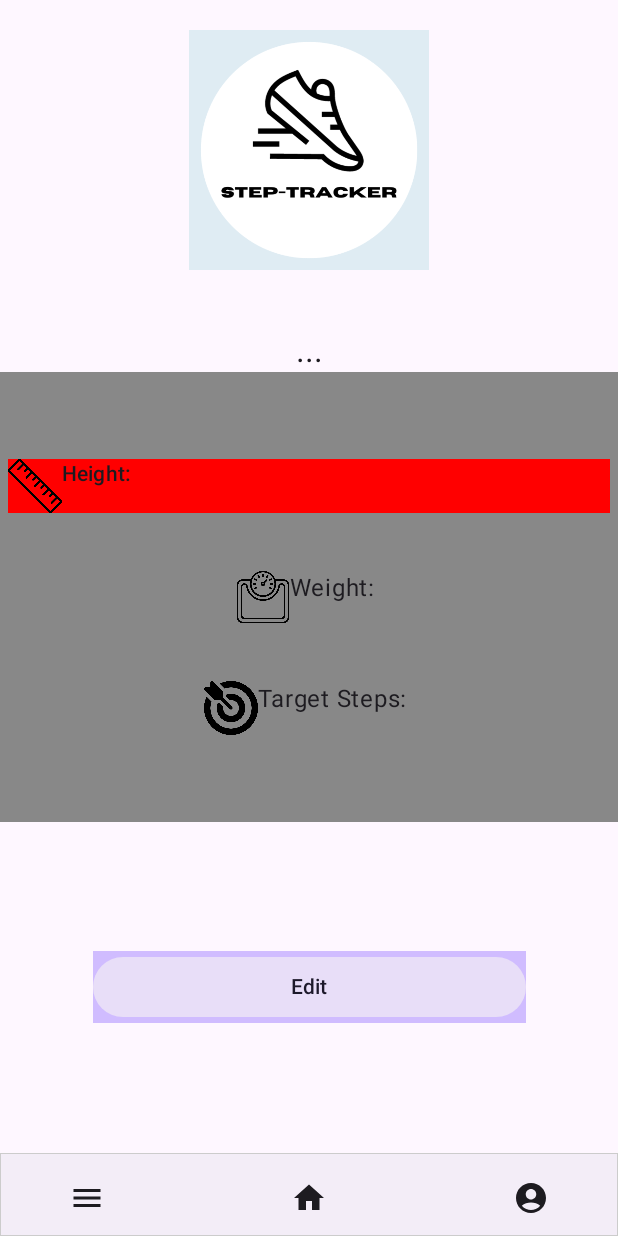
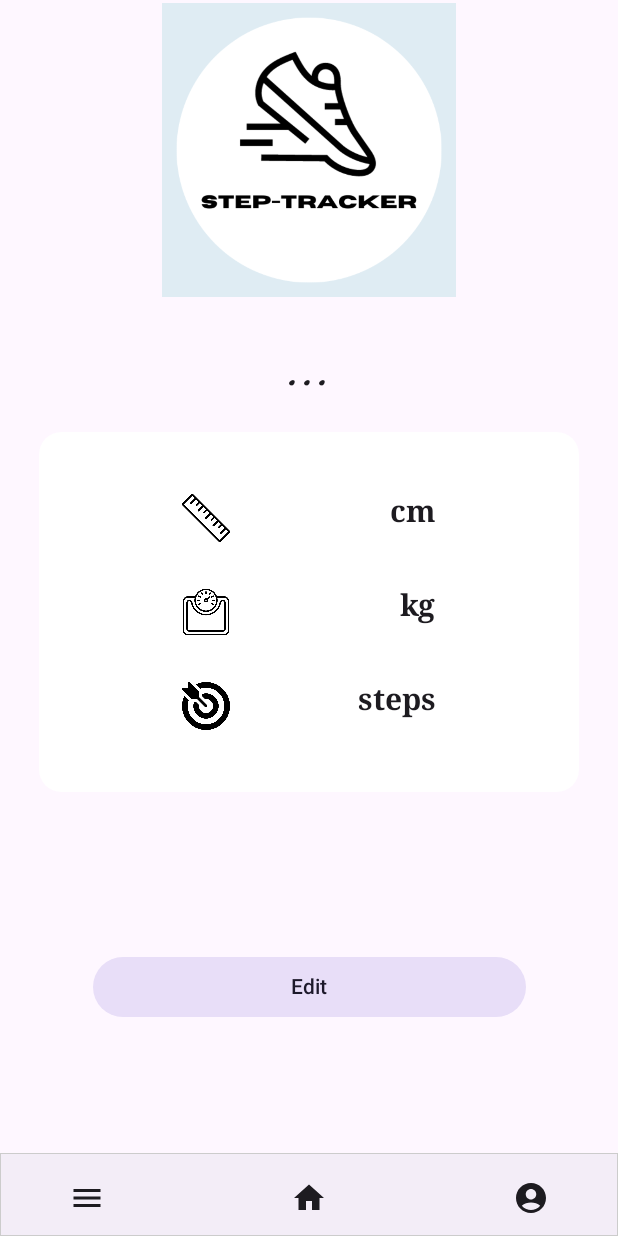
Before and after one commit to asmita143/Step-Tracker, an Android app built with Jetpack Compose: the InputDataPage screen opened through its navigation route, after a tap on "Save and Continue", on a phone screen of 412 x 824 dp. Run offline under Robolectric (Android 15) with nearby library versions, the phone set to English and light mode, and no system bars; our stand-ins replace Room's generated code, livedata-compose; libraries missing offline, so code that uses them is left out: com.github.mikephil.charting; 3 statements that could not run were skipped.

Commit message:
Polishing UI

```diff
--- a/app/src/main/java/com/example/stepcounter/firstScreen/DisplayInputData.kt
+++ b/app/src/main/java/com/example/stepcounter/firstScreen/DisplayInputData.kt
@@ -7,6 +7,7 @@ import androidx.compose.runtime.Composable
 
 import androidx.compose.foundation.background
 import androidx.compose.foundation.layout.*
+import androidx.compose.foundation.shape.RoundedCornerShape
 import androidx.compose.material3.Button
 import androidx.compose.material3.FilledTonalButton
 import androidx.compose.material3.MaterialTheme
@@ -14,6 +15,7 @@ import androidx.compose.material3.Text
 import androidx.compose.runtime.*
 import androidx.compose.ui.Alignment
 import androidx.compose.ui.Modifier
+import androidx.compose.ui.draw.clip
 import androidx.compose.ui.graphics.Color
 import androidx.compose.ui.layout.ContentScale
 import androidx.compose.ui.res.painterResource
@@ -22,6 +24,8 @@ import androidx.navigation.NavHostController
 import com.example.stepcounter.MainActivity
 import com.example.stepcounter.R
 import com.example.stepcounter.Screen
+import com.example.stepcounter.ui.theme.Typography
+import org.intellij.lang.annotations.JdkConstants.HorizontalAlignment
 
 @Composable
 fun DisplayDataScreen(navController: NavHostController, context: Context) {
@@ -42,12 +46,11 @@ fun DisplayDataScreen(navController: NavHostController, context: Context) {
             modifier = Modifier
                 .fillMaxWidth()
                 .height(200.dp)
-                .padding(20.dp)
+                .padding(2.dp)
         ) {
-
             Image(
                 painter = painterResource(id = R.drawable.logo1), // Replace with your image resource
-                contentDescription = null,
+                contentDescription = "logo of app",
                 modifier = Modifier
                     .fillMaxWidth()
                     .fillMaxHeight(),
@@ -58,57 +61,21 @@ fun DisplayDataScreen(navController: NavHostController, context: Context) {
         Spacer(modifier = Modifier.height(20.dp))
 
         Column(horizontalAlignment = Alignment.CenterHorizontally) {
-            Text("...$name", style = MaterialTheme.typography.titleLarge)
+            Text("...$name", style = Typography.titleLarge)
             Column(
                 modifier = Modifier
-                    .height(300.dp)
-                    .fillMaxWidth()
-                    .background(Color.Gray)
-                    .padding(5.dp, 20.dp), horizontalAlignment = Alignment.CenterHorizontally, verticalArrangement = Arrangement.SpaceEvenly
+                    .height(280.dp)
+                    .width(400.dp)
+                    .padding(20.dp)
+                    .clip(RoundedCornerShape(15.dp))
+                    .background(Color.White),
+                horizontalAlignment = Alignment.CenterHorizontally,
+                verticalArrangement = Arrangement.Center
             ) {
-                Box(modifier = Modifier.background(Color.Red).fillMaxWidth()
-                   ) {
-                    Row {
-                        Image(
-                            painter = painterResource(id = R.drawable.ruler),
-                            contentDescription = "Camera",
-                            modifier = Modifier
-                                .size(36.dp),
-                            contentScale = ContentScale.Fit
-                        )
-                        Text("Height: $height", style = MaterialTheme.typography.labelLarge)
-                    }
-
-                }
-                Box {
-                    Row {
-                        Image(
-                            painter = painterResource(id = R.drawable.weight),
-                            contentDescription = "Camera",
-                            modifier = Modifier
-                                .size(36.dp),
-                            contentScale = ContentScale.Fit
-                        )
-                        Text("Weight: $weight")
-                    }
-                    }
-
-                Box {
-                    Row {
-                        Image(
-                            painter = painterResource(id = R.drawable.target),
-                            contentDescription = "Camera",
-                            modifier = Modifier
-                                .size(36.dp),
-                            contentScale = ContentScale.Fit
-                        )
-                        Text("Target Steps: $targetSteps")
-                    }
-                    }
-
-
+                InputDataDisplayBox(icon = R.drawable.ruler, contentDesc = "height","$height cm")
+                InputDataDisplayBox(icon = R.drawable.weight, contentDesc = "weight","$weight kg")
+                InputDataDisplayBox(icon = R.drawable.target, contentDesc = "target","$targetSteps steps")
             }
-
         }
         Spacer(modifier = Modifier.weight(1f))
         Box(
@@ -116,8 +83,7 @@ fun DisplayDataScreen(navController: NavHostController, context: Context) {
             contentAlignment = Alignment.Center
         ) {
             FilledTonalButton(modifier = Modifier
-                .fillMaxWidth(0.7f)
-                .background(MaterialTheme.colorScheme.inversePrimary),
+                .fillMaxWidth(0.7f),
                 onClick = {
                     navController.navigate(Screen.Profile.route)
                 }
@@ -144,3 +110,24 @@ fun loadUserData(key: String, context: Context): String {
     val sharedPreferences = context.getSharedPreferences("myPrefs", Context.MODE_PRIVATE)
     return sharedPreferences.getString(key, "") ?: ""
 }
+
+@Composable
+private  fun  InputDataDisplayBox(icon: Int,
+                                  contentDesc: String,
+                                  data: String){
+    Box {
+        Row (modifier = Modifier
+                .defaultMinSize(200.dp)
+                .padding(15.dp),
+            horizontalArrangement = Arrangement.SpaceBetween){
+            Image(
+                painter = painterResource(id = icon),
+                contentDescription = contentDesc,
+                modifier = Modifier
+                    .size(32.dp),
+            )
+            Spacer(modifier = Modifier.size(20.dp))
+            Text( "$data", style = Typography.labelLarge)
+        }
+    }
+}
--- a/app/src/main/java/com/example/stepcounter/firstScreen/InputDataPage.kt
+++ b/app/src/main/java/com/example/stepcounter/firstScreen/InputDataPage.kt
@@ -22,6 +22,7 @@ import androidx.compose.ui.modifier.modifierLocalConsumer
 import androidx.compose.ui.platform.*
 import androidx.compose.ui.res.painterResource
 import androidx.compose.ui.text.input.ImeAction
+import androidx.compose.ui.text.input.KeyboardType
 import androidx.compose.ui.text.style.LineHeightStyle
 import androidx.compose.ui.unit.dp
 import androidx.navigation.NavHostController
@@ -70,13 +71,14 @@ fun InputDataPage(navController: NavHostController, context: Context) {
         Box {
             Column {
                 Text("Input User Data", style = MaterialTheme.typography.labelLarge)
-                InputData(value = name, onValueChange = { name = it }, hint = "Name")
-                InputData(value = height, onValueChange = { height = it }, hint = "Height")
-                InputData(value = weight, onValueChange = { weight = it }, hint = "Weight")
+                InputData(value = name, onValueChange = { name = it },hint = "Name",KeyboardType.Text)
+                InputData(value = height, onValueChange = { height = it }, hint = "Height",KeyboardType.Number)
+                InputData(value = weight, onValueChange = { weight = it }, hint = "Weight",KeyboardType.Number)
                 InputData(
                     value = targetSteps,
                     onValueChange = { targetSteps = it },
-                    hint = "Target Steps"
+                    hint = "Target Steps",
+                    KeyboardType.Number,
                 )
             }
 
@@ -137,7 +139,9 @@ fun InputDataPage(navController: NavHostController, context: Context) {
 fun InputData(
     value: TextFieldValue,
     onValueChange: (TextFieldValue) -> Unit,
-    hint: String
+    hint: String,
+    keyboardType:KeyboardType,
+
 ) {
     var isClearButtonVisible by remember { mutableStateOf(false) }
     OutlinedTextField(
@@ -149,6 +153,7 @@ fun InputData(
         label = { Text(text = hint, color = Color.Black) },
 
         keyboardOptions = KeyboardOptions.Default.copy(
+            keyboardType = keyboardType,
             imeAction = ImeAction.Done
         ),
         modifier = Modifier
--- a/app/src/main/java/com/example/stepcounter/foodScreen/AddNewMeal.kt
+++ b/app/src/main/java/com/example/stepcounter/foodScreen/AddNewMeal.kt
@@ -76,11 +76,6 @@ fun AddNewMeal(navController: NavHostController) {
                     value = mass,
                     label = { Text("Text") },
                     onValueChange = { mass = it },
-                    keyboardActions = KeyboardActions(
-                        onDone = {
-                            // Handle the text input submission if needed
-                        }
-                    ),
                     keyboardOptions = KeyboardOptions(
                         keyboardType = KeyboardType.Number,
                         imeAction = ImeAction.Done
--- a/app/src/main/java/com/example/stepcounter/foodScreen/CaloriesScreen.kt
+++ b/app/src/main/java/com/example/stepcounter/foodScreen/CaloriesScreen.kt
@@ -8,6 +8,7 @@ import androidx.compose.animation.slideInVertically
 import androidx.compose.animation.slideOutVertically
 import androidx.compose.foundation.BorderStroke
 import androidx.compose.foundation.Canvas
+import androidx.compose.foundation.Image
 import androidx.compose.foundation.background
 import androidx.compose.foundation.border
 import androidx.compose.foundation.clickable
@@ -54,8 +55,10 @@ import androidx.compose.ui.graphics.RectangleShape
 import androidx.compose.ui.graphics.SolidColor
 import androidx.compose.ui.graphics.StrokeCap
 import androidx.compose.ui.graphics.drawscope.Stroke
+import androidx.compose.ui.layout.ContentScale
 import androidx.compose.ui.modifier.modifierLocalConsumer
 import androidx.compose.ui.res.colorResource
+import androidx.compose.ui.res.painterResource
 import androidx.compose.ui.text.font.FontWeight
 import androidx.compose.ui.tooling.preview.Preview
 import androidx.compose.ui.unit.Dp
@@ -171,6 +174,7 @@ fun MoreInfoOverlay(onCloseClick: () -> Unit,navController:NavHostController) {
     Column(
         modifier = Modifier
             .fillMaxWidth()
+            .clip(RoundedCornerShape(5))
             .background(Color.White)
             .padding(16.dp)
     ) {
@@ -205,16 +209,13 @@ fun MoreInfoOverlay(onCloseClick: () -> Unit,navController:NavHostController) {
             fontSize = 16.sp,
             color = Color.Black
         )
-        Text(
-            text = "Sugar:10%",
-            fontSize = 16.sp,
-            color = Color.Black
-        )
+
 
         Spacer(modifier = Modifier.height(16.dp))
         SmallFloatingActionButton(
             onClick = { /* Do something when the button in the overlay is clicked */ },
-            modifier = Modifier.fillMaxWidth()
+            modifier = Modifier
+                .fillMaxWidth()
                 .clickable {
                     navController.navigate("MealOfDay")
                 },
@@ -258,15 +259,20 @@ fun EatenTodayOverlay(onCloseClick: () -> Unit, navController: NavHostController
                         },
                     shape = RoundedCornerShape(10.dp)
                 ) {
-                    Column() {
+                    Row(Modifier.padding(5.dp)) {
                         Text(
-                            text = "Orang fdsfsdfsfdsfsdfsf dasdasdasdadsadassfddssdfsdfe",
+                            text = "Orange",
                             style = Typography.labelSmall
                         )
-                        Text(
-                            text = "Time:10:00",
-                            modifier = Modifier.padding(8.dp)
+                        Spacer(modifier = Modifier.width(60.dp))
+                        Image(
+                            painter = painterResource(id = R.drawable.clock), // Replace with your image resource
+                            contentDescription = "time",
+                            modifier = Modifier
+                                .size(15.dp),
+                            contentScale = ContentScale.Fit
                         )
+                        Text(text = "10:10pm", style = Typography.labelSmall)
                     }
                 }
             }
```
Also changed, not shown: app/src/main/res/drawable/clock.png (added).
